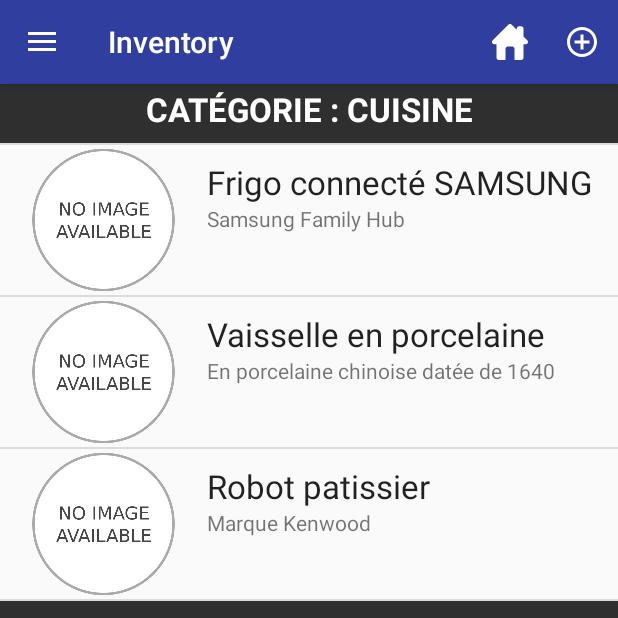
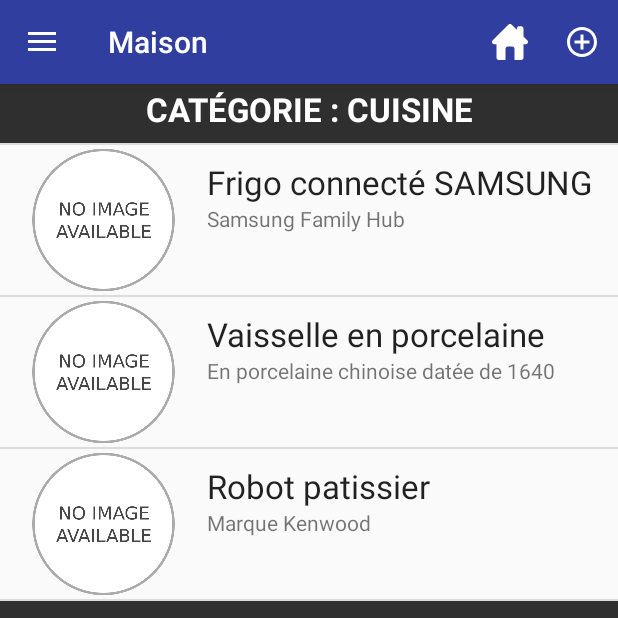
Before and after one commit to chovCodeur/MyApplication, an Android app: the screen it shows after launch (MainActivity), on a phone screen of 412 x 824 dp, the top half of it. Run offline under Robolectric (Android 15) with nearby library versions, the phone set to English and light mode, and no system bars.

Commit message:
Ajout du nom de la liste dans la Toolbar

```diff
--- a/app/src/main/java/com/application/MainActivity.java
+++ b/app/src/main/java/com/application/MainActivity.java
@@ -58,6 +58,7 @@ public class MainActivity extends AppCompatActivity implements NavigationView.On
     private LinearLayout layout;
     private Context context = this;
     private NavigationView navigationView;
+    private Toolbar myToolbar;
 
     ArrayList<Bien> listeBiens = new ArrayList<Bien>();
     HashMap<Integer, Integer> listCorrespondance = new HashMap<>();
@@ -66,20 +67,22 @@ public class MainActivity extends AppCompatActivity implements NavigationView.On
 
     @Override
     protected void onCreate(Bundle savedInstanceState) {
-        super.onCreate(savedInstanceState);
-        setContentView(R.layout.main);
-
-        Toolbar myToolbar = (Toolbar) findViewById(R.id.my_toolbar);
-        myToolbar.setTitle(getResources().getString(R.string.app_name));
-        setSupportActionBar(myToolbar);
-
-        lv_listeBiens = (ListView) findViewById(R.id.listeBiens);
 
         pdao = new PersonneDAO(this);
         ldao = new ListeDAO(this);
         bdao = new BienDAO(this);
         cdao = new CategorieDAO(this);
 
+        super.onCreate(savedInstanceState);
+        setContentView(R.layout.main);
+
+        myToolbar = (Toolbar) findViewById(R.id.my_toolbar);
+        ldao.open();
+        myToolbar.setTitle(ldao.getNomListeById(idCurrentList));
+        ldao.close();
+        setSupportActionBar(myToolbar);
+
+        lv_listeBiens = (ListView) findViewById(R.id.listeBiens);
 
         bdao.open();
         if(bdao.compterBienEnBase()<=0){
@@ -119,6 +122,7 @@ public class MainActivity extends AppCompatActivity implements NavigationView.On
     @Override
     protected void onResume() {
         super.onResume();
+
         // on rafraichi simplement l'affichage
         refreshAdapterView();
     }
@@ -264,6 +268,10 @@ public class MainActivity extends AppCompatActivity implements NavigationView.On
     }
 
     public void refreshAdapterView() {
+
+        ldao.open();
+        myToolbar.setTitle(ldao.getNomListeById(idCurrentList));
+        ldao.close();
 
         // On détruit l'affichage courant
         lv_listeBiens.destroyDrawingCache();
```
